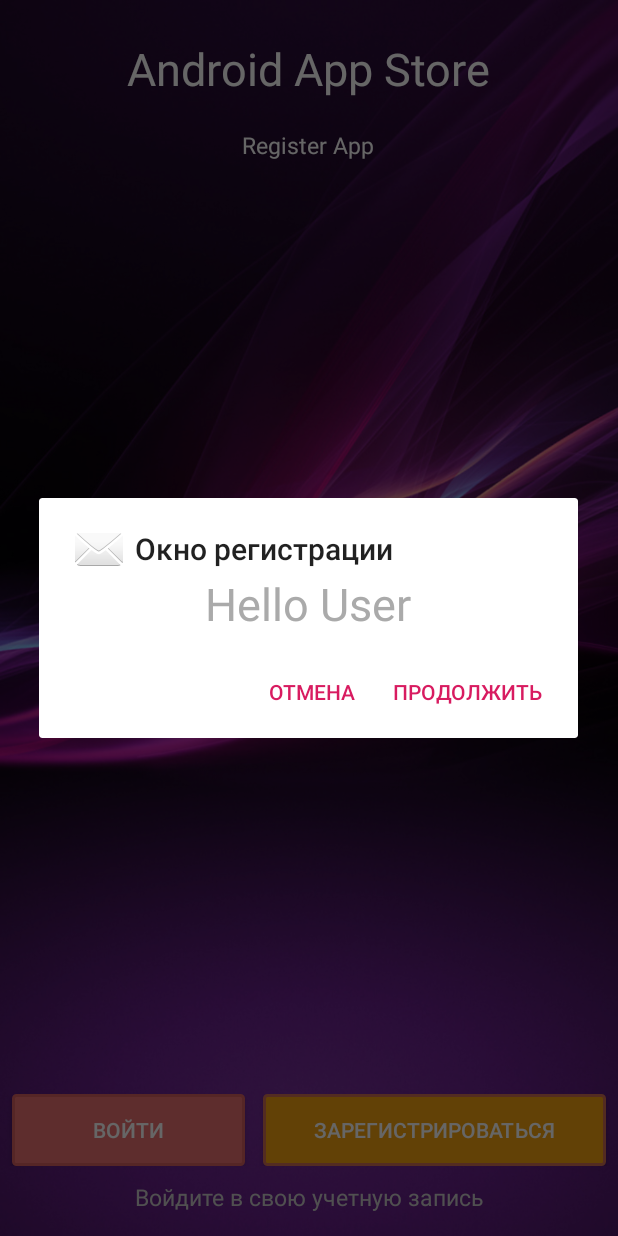
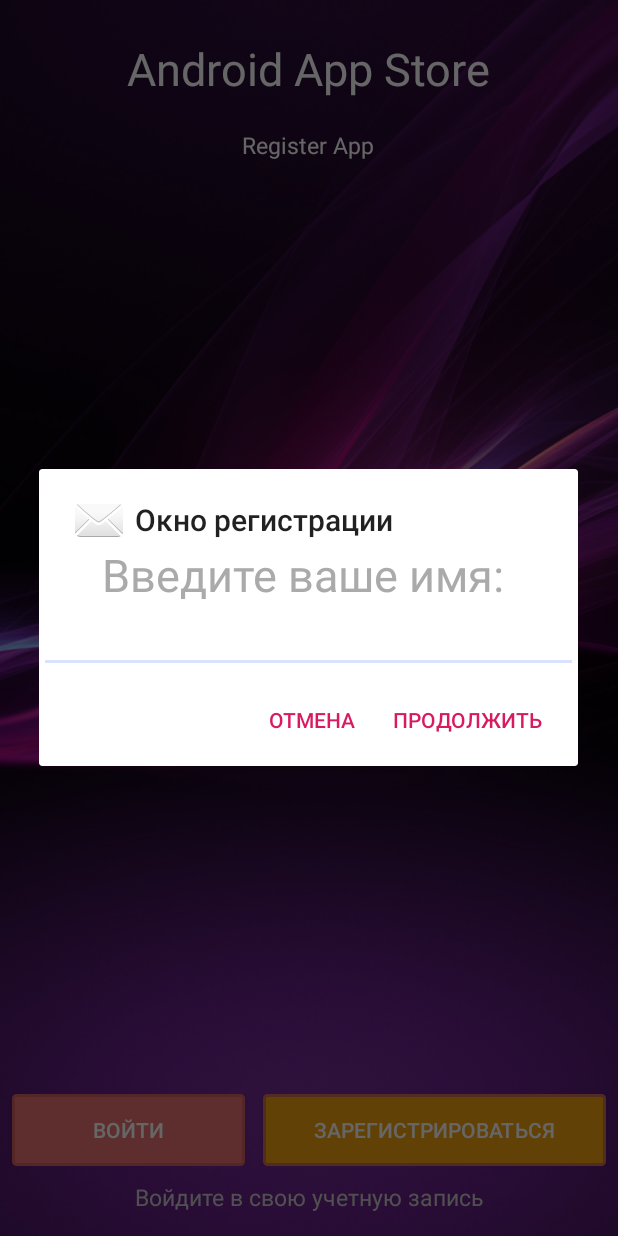
Before and after one commit to Batman511/android-app-store-development, an Android app: the screen it shows after launch (FirstActivity), after a tap on "ЗАРЕГИСТРИРОВАТЬСЯ", on a phone screen of 412 x 824 dp. Run offline under Robolectric (Android 15) with nearby library versions, the phone set to English and light mode, and no system bars.

Commit message:
Диалоговое окно + 2 запроса

```diff
--- a/app/src/main/java/com/example/help_package/AppAdapter.java
+++ b/app/src/main/java/com/example/help_package/AppAdapter.java
@@ -40,7 +40,7 @@ public class AppAdapter extends ArrayAdapter<ApplicationInfo>{
         return position;
     }
 
-    @Override //строим эдемент списка
+    @Override //строим элемент списка
     public View getView(int position, View convertView, ViewGroup parent) {
         View view = convertView;
 
--- a/app/src/main/java/com/example/help_package/CustomDialogFragment.java
+++ b/app/src/main/java/com/example/help_package/CustomDialogFragment.java
@@ -1,24 +1,50 @@
 package com.example.help_package;
 
+import android.annotation.SuppressLint;
+import android.app.Activity;
 import android.app.AlertDialog;
 import android.app.Dialog;
+import android.content.Context;
+import android.content.DialogInterface;
 import android.os.Bundle;
+import android.view.LayoutInflater;
+import android.view.View;
+import android.widget.EditText;
+import android.widget.Toast;
 import androidx.annotation.NonNull;
+import androidx.appcompat.app.AppCompatActivity;
 import androidx.fragment.app.DialogFragment;
 
+@SuppressLint("ValidFragment")
 public class CustomDialogFragment extends DialogFragment {
-
+ //   EditText your_name;
+@SuppressLint("ValidFragment")
+public CustomDialogFragment (EditText context2) {
+  //  your_name = context2;
+}
     @NonNull
     public Dialog onCreateDialog(Bundle savedInstanceState) {
 
         AlertDialog.Builder builder=new AlertDialog.Builder(getActivity());
+       // LayoutInflater factory = LayoutInflater.from(this);
+        //final View textEntryView = factory.inflate(R.layout.dialog, null);
+        //CustomDialogFragment dlg = new CustomDialogFragment(this);
+        //EditText your_name = findViewById(R.id.your_name);
+
         return builder
                 .setTitle("Окно регистрации")
                 .setIcon(android.R.drawable.ic_dialog_email)
                 .setView(R.layout.dialog)
-                //.setMessage("Для закрытия окна нажмите ОК")
-                .setPositiveButton("Продолжить", null)
+                //.setMessage("Введите ваше имя: ")
+                .setPositiveButton("Продолжить",new DialogInterface.OnClickListener() {
+                    @Override
+                    public void onClick(DialogInterface dialog, int which) {
+                        EditText your_name =getDialog().findViewById(R.id.your_name);
+                        Toast.makeText(getContext(),  " Добро пожаловать, " + your_name.getText() , Toast.LENGTH_LONG).show();
+                    }
+                    })
                 .setNegativeButton("Отмена", null)
                 .create();
+
     }
 }
--- a/app/src/main/java/com/example/help_package/FirstActivity.java
+++ b/app/src/main/java/com/example/help_package/FirstActivity.java
@@ -6,6 +6,7 @@ import android.os.Bundle;
 import android.view.LayoutInflater;
 import android.view.View;
 import android.widget.Button;
+import android.widget.EditText;
 import android.widget.Toast;
 import androidx.appcompat.app.AlertDialog;
 import androidx.appcompat.app.AppCompatActivity;
@@ -13,6 +14,7 @@ import androidx.appcompat.app.AppCompatActivity;
 public class FirstActivity extends AppCompatActivity {
 
     private Button act_change,btnRegister;
+    AppCompatActivity context = this;
 
     @Override
     protected void onCreate(Bundle savedInstanceState) {
@@ -29,7 +31,7 @@ public class FirstActivity extends AppCompatActivity {
         btnRegister.setOnClickListener(new View.OnClickListener() {
             @Override
             public void onClick(View v) {
-                CustomDialogFragment dialog = new CustomDialogFragment();
+                CustomDialogFragment dialog = new CustomDialogFragment((EditText)context.findViewById(R.id.your_name));
                 dialog.show(getSupportFragmentManager(), "custom");
             }});
 
--- a/app/src/main/java/com/example/help_package/RequestTask.java
+++ b/app/src/main/java/com/example/help_package/RequestTask.java
@@ -53,7 +53,7 @@ class RequestTask extends AsyncTask<String, String, String>{
     @Override
     protected void onPostExecute(String result) {
         super.onPostExecute(result);
-        //Do anything with response..
+
     }
 }
 /* это второй асинтаск где будет качаться само приложение
@@ -67,7 +67,7 @@ class RequestTask extends AsyncTask<String, String, String>{
             c.connect();
 
             File sdcard = Environment.getExternalStorageDirectory();
-            File myDir = new File(sdcard,"Android/data/com.mycompany.android.games/temp");
+            File myDir = new File(sdcard,"Android/data/com.company.android.games/temp");
             myDir.mkdirs();
             File outputFile = new File(myDir, "temp.apk");
             if(outputFile.exists()){
--- a/app/src/main/res/layout/dialog.xml
+++ b/app/src/main/res/layout/dialog.xml
@@ -8,6 +8,13 @@
                 android:layout_width="match_parent"
                 android:layout_height="wrap_content"
                 android:textColor="@android:color/darker_gray"
-                android:text="Hello User"
+                android:text="Введите ваше имя: "
                 android:textSize="30sp"/>
+        <EditText
+                android:layout_width="match_parent"
+                android:layout_height="wrap_content"
+                android:gravity="center"
+                android:inputType="textEmailAddress"
+                android:ems="10"
+                android:id="@+id/your_name"/>
 </LinearLayout>
```
Also changed, not shown: app/src/main/java/com/example/help_package/RequestTask2.java (+14 -12 lines), app/src/main/java/com/example/help_package/SecondActivity.java (+6 -7 lines).
